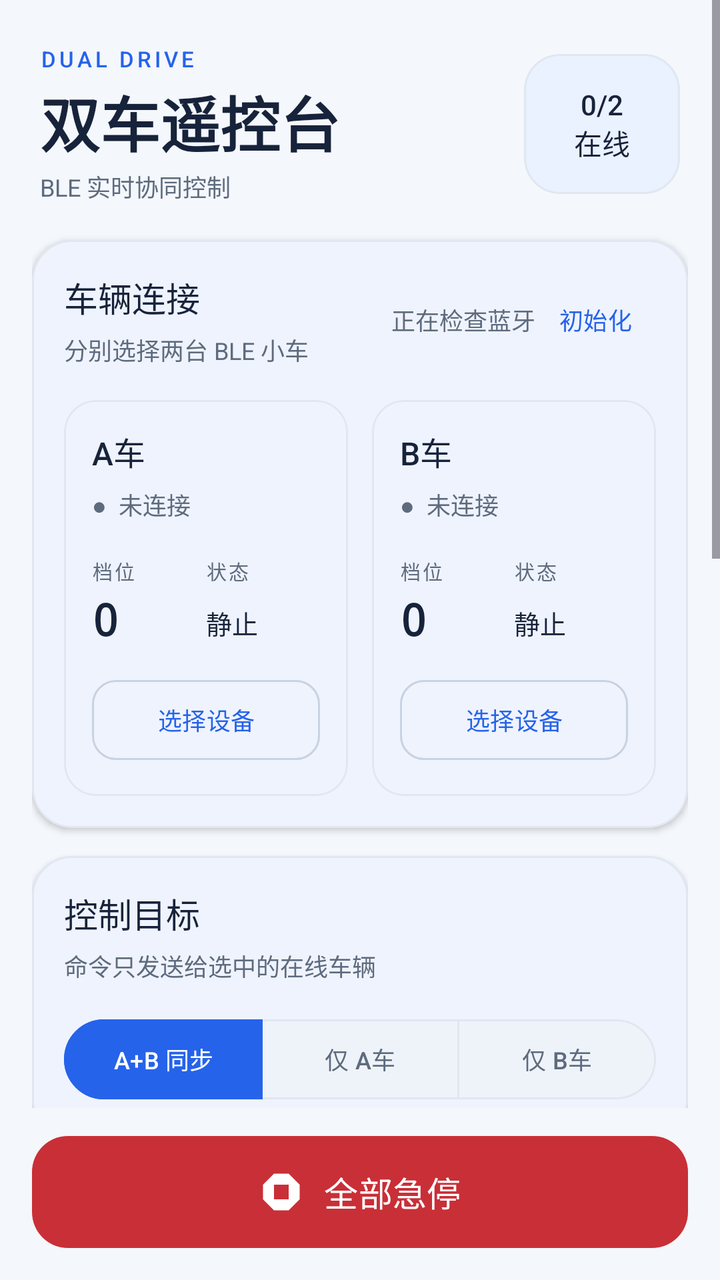
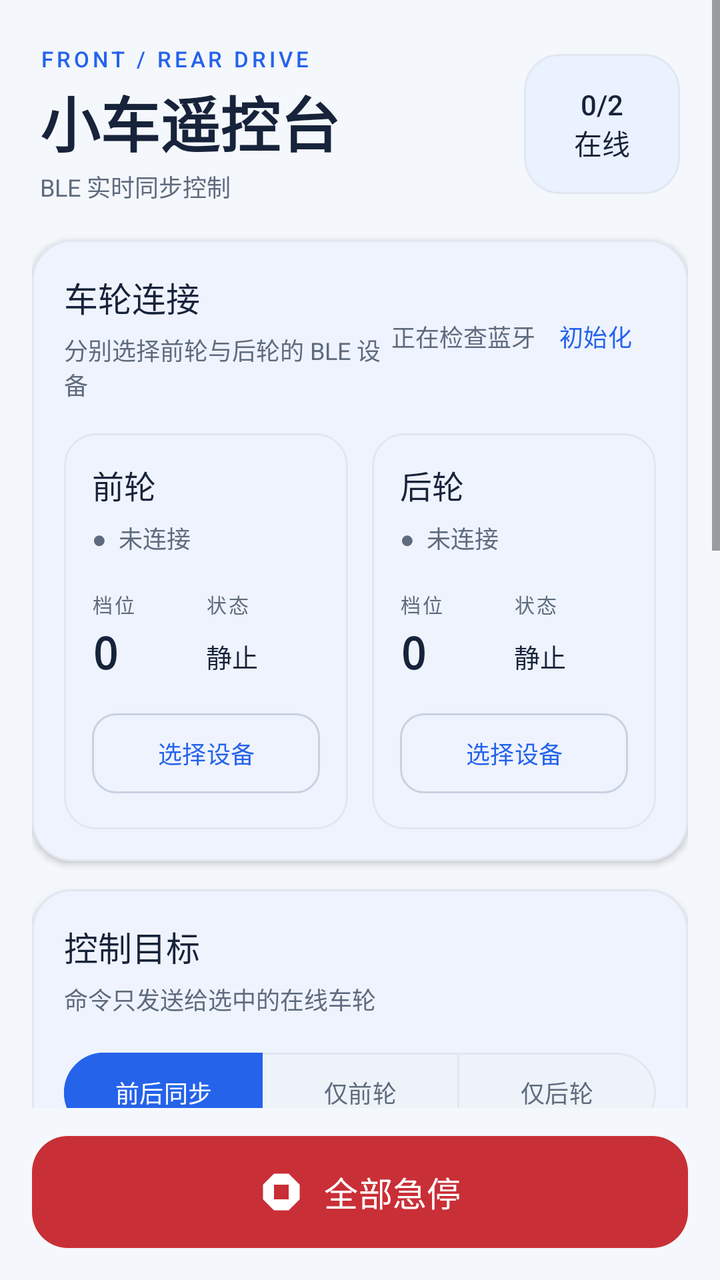

Compare the two renders of this Android layout. The source of the first and the diff that turns it into the second are given below.
<!-- AndroidManifest.xml: application theme AppTheme -->
<!-- res/layout/activity_main.xml -->
<?xml version="1.0" encoding="utf-8"?>
<LinearLayout xmlns:android="http://schemas.android.com/apk/res/android"
    xmlns:app="http://schemas.android.com/apk/res-auto"
    android:id="@+id/dashboard_root"
    android:layout_width="match_parent"
    android:layout_height="match_parent"
    android:background="@color/bg"
    android:orientation="vertical">

    <ScrollView
        android:id="@+id/dashboard_scroll"
        android:layout_width="match_parent"
        android:layout_height="0dp"
        android:layout_weight="1"
        android:clipToPadding="false"
        android:fillViewport="true"
        android:overScrollMode="never">

        <LinearLayout
            android:layout_width="match_parent"
            android:layout_height="wrap_content"
            android:orientation="vertical"
            android:paddingStart="16dp"
            android:paddingTop="22dp"
            android:paddingEnd="16dp"
            android:paddingBottom="22dp">

            <LinearLayout
                android:layout_width="match_parent"
                android:layout_height="wrap_content"
                android:gravity="center_vertical"
                android:orientation="horizontal"
                android:paddingStart="4dp"
                android:paddingEnd="4dp"
                android:paddingBottom="18dp">

                <LinearLayout
                    android:layout_width="0dp"
                    android:layout_height="wrap_content"
                    android:layout_weight="1"
                    android:orientation="vertical">

                    <TextView
                        android:layout_width="wrap_content"
                        android:layout_height="wrap_content"
                        android:fontFamily="sans-serif-medium"
                        android:letterSpacing="0.15"
                        android:text="DUAL DRIVE"
                        android:textColor="@color/accent"
                        android:textSize="11sp" />

                    <TextView
                        android:layout_width="wrap_content"
                        android:layout_height="wrap_content"
                        android:layout_marginTop="2dp"
                        android:fontFamily="sans-serif-condensed"
                        android:text="双车遥控台"
                        android:textColor="@color/text"
                        android:textSize="30sp"
                        android:textStyle="bold" />

                    <TextView
                        android:layout_width="wrap_content"
                        android:layout_height="wrap_content"
                        android:layout_marginTop="2dp"
                        android:text="BLE 实时协同控制"
                        android:textColor="@color/text_muted"
                        android:textSize="12sp" />
                </LinearLayout>

                <com.google.android.material.card.MaterialCardView
                    android:layout_width="78dp"
                    android:layout_height="70dp"
                    app:cardBackgroundColor="@color/surface_blue"
                    app:cardCornerRadius="18dp"
                    app:cardElevation="0dp"
                    app:strokeColor="@color/border"
                    app:strokeWidth="1dp">

                    <TextView
                        android:id="@+id/online_count"
                        android:layout_width="match_parent"
                        android:layout_height="match_parent"
                        android:fontFamily="sans-serif-medium"
                        android:gravity="center"
                        android:text="0/2\n在线"
                        android:textColor="@color/text"
                        android:textSize="14sp" />
                </com.google.android.material.card.MaterialCardView>
            </LinearLayout>

            <com.google.android.material.card.MaterialCardView
                style="@style/DashboardCard"
                android:layout_width="match_parent"
                android:layout_height="wrap_content">

                <LinearLayout
                    android:layout_width="match_parent"
                    android:layout_height="wrap_content"
                    android:orientation="vertical"
                    android:padding="16dp">

                    <LinearLayout
                        android:layout_width="match_parent"
                        android:layout_height="wrap_content"
                        android:gravity="center_vertical"
                        android:orientation="horizontal">

                        <LinearLayout
                            android:layout_width="0dp"
                            android:layout_height="wrap_content"
                            android:layout_weight="1"
                            android:orientation="vertical">
                            <TextView style="@style/SectionTitle" android:text="车辆连接" />
                            <TextView style="@style/SectionNote" android:text="分别选择两台 BLE 小车" />
                        </LinearLayout>

                        <TextView
                            android:id="@+id/adapter_state"
                            android:layout_width="wrap_content"
                            android:layout_height="wrap_content"
                            android:gravity="end"
                            android:text="正在检查蓝牙"
                            android:textColor="@color/text_muted"
                            android:textSize="12sp" />

                        <com.google.android.material.button.MaterialButton
                            android:id="@+id/adapter_action"
                            style="@style/TextAction"
                            android:text="初始化" />
                    </LinearLayout>

                    <LinearLayout
                        android:layout_width="match_parent"
                        android:layout_height="wrap_content"
                        android:layout_marginTop="16dp"
                        android:baselineAligned="false"
                        android:orientation="horizontal">

                        <com.google.android.material.card.MaterialCardView
                            android:id="@+id/slot_a_card"
                            style="@style/VehicleCard"
                            android:layout_width="0dp"
                            android:layout_height="wrap_content"
                            android:layout_marginEnd="6dp"
                            android:layout_weight="1">

                            <LinearLayout
                                android:layout_width="match_parent"
                                android:layout_height="wrap_content"
                                android:orientation="vertical"
                                android:padding="14dp">

                                <TextView android:id="@+id/slot_a_name" style="@style/VehicleName" android:text="A车" />
                                <TextView android:id="@+id/slot_a_status" style="@style/VehicleStatus" android:text="●  未连接" />

                                <LinearLayout
                                    android:layout_width="match_parent"
                                    android:layout_height="wrap_content"
                                    android:layout_marginTop="17dp"
                                    android:orientation="horizontal">
                                    <LinearLayout style="@style/MetaBox">
                                        <TextView style="@style/MetaLabel" android:text="档位" />
                                        <TextView android:id="@+id/slot_a_gear" style="@style/MetaValue" android:text="0" />
                                    </LinearLayout>
                                    <LinearLayout style="@style/MetaBox">
                                        <TextView style="@style/MetaLabel" android:text="状态" />
                                        <TextView android:id="@+id/slot_a_motion" style="@style/MetaSmall" android:text="静止" />
                                    </LinearLayout>
                                </LinearLayout>

                                <com.google.android.material.button.MaterialButton
                                    android:id="@+id/slot_a_action"
                                    style="@style/SmallButton"
                                    android:text="选择设备" />
                            </LinearLayout>
                        </com.google.android.material.card.MaterialCardView>

                        <com.google.android.material.card.MaterialCardView
                            android:id="@+id/slot_b_card"
                            style="@style/VehicleCard"
                            android:layout_width="0dp"
                            android:layout_height="wrap_content"
                            android:layout_marginStart="6dp"
                            android:layout_weight="1">

                            <LinearLayout
                                android:layout_width="match_parent"
                                android:layout_height="wrap_content"
                                android:orientation="vertical"
                                android:padding="14dp">

                                <TextView android:id="@+id/slot_b_name" style="@style/VehicleName" android:text="B车" />
                                <TextView android:id="@+id/slot_b_status" style="@style/VehicleStatus" android:text="●  未连接" />

                                <LinearLayout
                                    android:layout_width="match_parent"
                                    android:layout_height="wrap_content"
                                    android:layout_marginTop="17dp"
                                    android:orientation="horizontal">
                                    <LinearLayout style="@style/MetaBox">
                                        <TextView style="@style/MetaLabel" android:text="档位" />
                                        <TextView android:id="@+id/slot_b_gear" style="@style/MetaValue" android:text="0" />
                                    </LinearLayout>
                                    <LinearLayout style="@style/MetaBox">
                                        <TextView style="@style/MetaLabel" android:text="状态" />
                                        <TextView android:id="@+id/slot_b_motion" style="@style/MetaSmall" android:text="静止" />
                                    </LinearLayout>
                                </LinearLayout>

                                <com.google.android.material.button.MaterialButton
                                    android:id="@+id/slot_b_action"
                                    style="@style/SmallButton"
                                    android:text="选择设备" />
                            </LinearLayout>
                        </com.google.android.material.card.MaterialCardView>
                    </LinearLayout>
                </LinearLayout>
            </com.google.android.material.card.MaterialCardView>

            <com.google.android.material.card.MaterialCardView
                style="@style/DashboardCard"
                android:layout_width="match_parent"
                android:layout_height="wrap_content"
                android:layout_marginTop="14dp">

                <LinearLayout
                    android:layout_width="match_parent"
                    android:layout_height="wrap_content"
                    android:orientation="vertical"
                    android:padding="16dp">
                    <TextView style="@style/SectionTitle" android:text="控制目标" />
                    <TextView style="@style/SectionNote" android:text="命令只发送给选中的在线车辆" />

                    <com.google.android.material.button.MaterialButtonToggleGroup
                        android:id="@+id/target_group"
                        android:layout_width="match_parent"
                        android:layout_height="wrap_content"
                        android:layout_marginTop="14dp"
                        app:checkedButton="@id/target_both"
                        app:selectionRequired="true"
                        app:singleSelection="true">

                        <com.google.android.material.button.MaterialButton
                            android:id="@+id/target_both"
                            style="@style/TargetOption"
                            android:text="A+B 同步" />
                        <com.google.android.material.button.MaterialButton
                            android:id="@+id/target_a"
                            style="@style/TargetOption"
                            android:text="仅 A车" />
                        <com.google.android.material.button.MaterialButton
                            android:id="@+id/target_b"
                            style="@style/TargetOption"
                            android:text="仅 B车" />
                    </com.google.android.material.button.MaterialButtonToggleGroup>
                </LinearLayout>
            </com.google.android.material.card.MaterialCardView>

            <com.google.android.material.card.MaterialCardView
                style="@style/DashboardCard"
                android:layout_width="match_parent"
                android:layout_height="wrap_content"
                android:layout_marginTop="14dp">

                <LinearLayout
                    android:layout_width="match_parent"
                    android:layout_height="wrap_content"
                    android:orientation="vertical"
                    android:paddingStart="12dp"
                    android:paddingTop="16dp"
                    android:paddingEnd="12dp"
                    android:paddingBottom="12dp">
                    <TextView
                        style="@style/SectionTitle"
                        android:layout_marginStart="4dp"
                        android:text="车辆控制" />
                    <TextView
                        style="@style/SectionNote"
                        android:layout_marginStart="4dp"
                        android:text="转向与倒车需持续按住" />

                    <LinearLayout
                        android:layout_width="match_parent"
                        android:layout_height="wrap_content"
                        android:layout_marginTop="14dp"
                        android:orientation="horizontal">
                        <com.google.android.material.button.MaterialButton
                            android:id="@+id/turn_left"
                            style="@style/ControlButton"
                            android:text="左转"
                            app:icon="@drawable/ic_turn_left" />
                        <com.google.android.material.button.MaterialButton
                            android:id="@+id/accelerate"
                            style="@style/ControlButtonAccent"
                            android:text="加速"
                            app:icon="@drawable/ic_accelerate" />
                        <com.google.android.material.button.MaterialButton
                            android:id="@+id/turn_right"
                            style="@style/ControlButton"
                            android:text="右转"
                            app:icon="@drawable/ic_turn_right" />
                    </LinearLayout>

                    <LinearLayout
                        android:layout_width="match_parent"
                        android:layout_height="wrap_content"
                        android:layout_marginTop="8dp"
                        android:orientation="horizontal">
                        <com.google.android.material.button.MaterialButton
                            android:id="@+id/reverse"
                            style="@style/ControlButton"
                            android:text="长按倒车"
                            app:icon="@drawable/ic_reverse" />
                        <com.google.android.material.button.MaterialButton
                            android:id="@+id/stop_selected"
                            style="@style/ControlButtonDanger"
                            android:text="保持"
                            app:icon="@drawable/ic_hold" />
                        <com.google.android.material.button.MaterialButton
                            android:id="@+id/push_mode"
                            style="@style/ControlButton"
                            android:text="推行"
                            app:icon="@drawable/ic_push" />
                    </LinearLayout>
                </LinearLayout>
            </com.google.android.material.card.MaterialCardView>

            <com.google.android.material.card.MaterialCardView
                style="@style/DashboardCard"
                android:layout_width="match_parent"
                android:layout_height="wrap_content"
                android:layout_marginTop="14dp">

                <LinearLayout
                    android:layout_width="match_parent"
                    android:layout_height="wrap_content"
                    android:orientation="vertical"
                    android:padding="16dp">
                    <LinearLayout
                        android:layout_width="match_parent"
                        android:layout_height="wrap_content"
                        android:gravity="center_vertical"
                        android:orientation="horizontal">
                        <LinearLayout
                            android:layout_width="0dp"
                            android:layout_height="wrap_content"
                            android:layout_weight="1"
                            android:orientation="vertical">
                            <TextView style="@style/SectionTitle" android:text="通信记录" />
                            <TextView style="@style/SectionNote" android:text="最近 6 条 BLE 事件" />
                        </LinearLayout>
                        <com.google.android.material.button.MaterialButton
                            android:id="@+id/clear_logs"
                            style="@style/TextAction"
                            android:text="清空" />
                    </LinearLayout>

                    <TextView
                        android:id="@+id/log_text"
                        android:layout_width="match_parent"
                        android:layout_height="wrap_content"
                        android:layout_marginTop="13dp"
                        android:background="@drawable/bg_log"
                        android:fontFamily="monospace"
                        android:lineSpacingExtra="3dp"
                        android:minHeight="112dp"
                        android:padding="16dp"
                        android:text="@string/log_empty"
                        android:textColor="@color/log_text"
                        android:textSize="11sp" />
                </LinearLayout>
            </com.google.android.material.card.MaterialCardView>
        </LinearLayout>
    </ScrollView>

    <com.google.android.material.button.MaterialButton
        android:id="@+id/emergency_button"
        style="@style/EmergencyButton"
        android:layout_marginStart="16dp"
        android:layout_marginTop="10dp"
        android:layout_marginEnd="16dp"
        android:layout_marginBottom="12dp"
        android:enabled="false"
        android:text="全部急停"
        app:icon="@drawable/ic_emergency" />
</LinearLayout>
<!-- resources referenced by this layout -->
<resources>
  <color name="accent">#2563EB</color>
  <color name="bg">#F4F7FB</color>
  <color name="border">#E0E7F0</color>
  <color name="log_text">#C7D4E8</color>
  <color name="surface_blue">#EAF1FF</color>
  <color name="text">#17233A</color>
  <color name="text_muted">#5E6B7E</color>
  <!-- drawable bg_log (drawable) -->
  <?xml version="1.0" encoding="utf-8"?>
  <shape xmlns:android="http://schemas.android.com/apk/res/android" android:shape="rectangle">
      <solid android:color="@color/log_bg" />
      <stroke android:width="1dp" android:color="#24324A" />
      <corners android:radius="14dp" />
  </shape>
  <!-- drawable ic_hold (drawable) -->
  <?xml version="1.0" encoding="utf-8"?>
  <vector xmlns:android="http://schemas.android.com/apk/res/android"
      android:width="24dp" android:height="24dp"
      android:viewportWidth="24" android:viewportHeight="24">
      <path android:fillColor="#FF000000" android:pathData="M6,6h12v12h-12z" />
  </vector>
  <string name="log_empty">连接车辆或发送命令后，这里会显示通信结果。</string>
  <style name="ControlButtonAccent" parent="ControlButton">
          <item name="android:textColor">@color/white</item>
          <item name="backgroundTint">@color/accent</item>
          <item name="iconTint">@color/white</item>
          <item name="strokeColor">@color/accent</item>
          <item name="rippleColor">@color/white</item>
      </style>
  <style name="DashboardCard" parent="Widget.Material3.CardView.Elevated">
          <item name="cardBackgroundColor">@color/surface</item>
          <item name="cardCornerRadius">20dp</item>
          <item name="cardElevation">2dp</item>
          <item name="strokeColor">@color/border</item>
          <item name="strokeWidth">1dp</item>
      </style>
  <style name="MetaBox">
          <item name="android:layout_width">0dp</item>
          <item name="android:layout_height">58dp</item>
          <item name="android:layout_weight">1</item>
          <item name="android:orientation">vertical</item>
      </style>
  <style name="SectionNote">
          <item name="android:layout_width">wrap_content</item>
          <item name="android:layout_height">wrap_content</item>
          <item name="android:layout_marginTop">5dp</item>
          <item name="android:textColor">@color/text_muted</item>
          <item name="android:textSize">12sp</item>
      </style>
  <style name="SectionTitle">
          <item name="android:layout_width">wrap_content</item>
          <item name="android:layout_height">wrap_content</item>
          <item name="android:fontFamily">sans-serif-medium</item>
          <item name="android:textColor">@color/text</item>
          <item name="android:textSize">17sp</item>
      </style>
  <style name="VehicleCard" parent="Widget.Material3.CardView.Outlined">
          <item name="cardBackgroundColor">@color/surface</item>
          <item name="cardCornerRadius">16dp</item>
          <item name="cardElevation">0dp</item>
          <item name="strokeColor">@color/border</item>
          <item name="strokeWidth">1dp</item>
      </style>
  <style name="VehicleStatus">
          <item name="android:layout_width">match_parent</item>
          <item name="android:layout_height">wrap_content</item>
          <item name="android:layout_marginTop">6dp</item>
          <item name="android:textColor">@color/text_muted</item>
          <item name="android:textSize">12sp</item>
      </style>
  <color name="log_bg">#101827</color>
  <color name="surface_raised">#EEF3F9</color>
  <color name="accent_dark">#1746A2</color>
  <color name="white">#FFFFFF</color>
  <color name="danger">#C92F37</color>
  <color name="danger_soft">#FFF0F1</color>
  <color name="surface">#FFFFFF</color>
  <color name="border_strong">#C7D2E2</color>
  <color name="accent_ink">#FFFFFF</color>
  <color name="success">#168A53</color>
</resources>

<!-- the commit's change to res/layout/activity_main.xml (unified diff, before → after) -->
@@ -45,7 +45,7 @@
                         android:layout_height="wrap_content"
                         android:fontFamily="sans-serif-medium"
                         android:letterSpacing="0.15"
-                        android:text="DUAL DRIVE"
+                        android:text="FRONT / REAR DRIVE"
                         android:textColor="@color/accent"
                         android:textSize="11sp" />
 
@@ -54,7 +54,7 @@
                         android:layout_height="wrap_content"
                         android:layout_marginTop="2dp"
                         android:fontFamily="sans-serif-condensed"
-                        android:text="双车遥控台"
+                        android:text="小车遥控台"
                         android:textColor="@color/text"
                         android:textSize="30sp"
                         android:textStyle="bold" />
@@ -63,7 +63,7 @@
                         android:layout_width="wrap_content"
                         android:layout_height="wrap_content"
                         android:layout_marginTop="2dp"
-                        android:text="BLE 实时协同控制"
+                        android:text="BLE 实时同步控制"
                         android:textColor="@color/text_muted"
                         android:textSize="12sp" />
                 </LinearLayout>
@@ -111,8 +111,8 @@
                             android:layout_height="wrap_content"
                             android:layout_weight="1"
                             android:orientation="vertical">
-                            <TextView style="@style/SectionTitle" android:text="车辆连接" />
-                            <TextView style="@style/SectionNote" android:text="分别选择两台 BLE 小车" />
+                            <TextView style="@style/SectionTitle" android:text="车轮连接" />
+                            <TextView style="@style/SectionNote" android:text="分别选择前轮与后轮的 BLE 设备" />
                         </LinearLayout>
 
                         <TextView
@@ -151,7 +151,7 @@
                                 android:orientation="vertical"
                                 android:padding="14dp">
 
-                                <TextView android:id="@+id/slot_a_name" style="@style/VehicleName" android:text="A车" />
+                                <TextView android:id="@+id/slot_a_name" style="@style/VehicleName" android:text="前轮" />
                                 <TextView android:id="@+id/slot_a_status" style="@style/VehicleStatus" android:text="●  未连接" />
 
                                 <LinearLayout
@@ -190,7 +190,7 @@
                                 android:orientation="vertical"
                                 android:padding="14dp">
 
-                                <TextView android:id="@+id/slot_b_name" style="@style/VehicleName" android:text="B车" />
+                                <TextView android:id="@+id/slot_b_name" style="@style/VehicleName" android:text="后轮" />
                                 <TextView android:id="@+id/slot_b_status" style="@style/VehicleStatus" android:text="●  未连接" />
 
                                 <LinearLayout
@@ -230,7 +230,7 @@
                     android:orientation="vertical"
                     android:padding="16dp">
                     <TextView style="@style/SectionTitle" android:text="控制目标" />
-                    <TextView style="@style/SectionNote" android:text="命令只发送给选中的在线车辆" />
+                    <TextView style="@style/SectionNote" android:text="命令只发送给选中的在线车轮" />
 
                     <com.google.android.material.button.MaterialButtonToggleGroup
                         android:id="@+id/target_group"
@@ -244,15 +244,15 @@
                         <com.google.android.material.button.MaterialButton
                             android:id="@+id/target_both"
                             style="@style/TargetOption"
-                            android:text="A+B 同步" />
+                            android:text="前后同步" />
                         <com.google.android.material.button.MaterialButton
                             android:id="@+id/target_a"
                             style="@style/TargetOption"
-                            android:text="仅 A车" />
+                            android:text="仅前轮" />
                         <com.google.android.material.button.MaterialButton
                             android:id="@+id/target_b"
                             style="@style/TargetOption"
-                            android:text="仅 B车" />
+                            android:text="仅后轮" />
                     </com.google.android.material.button.MaterialButtonToggleGroup>
                 </LinearLayout>
             </com.google.android.material.card.MaterialCardView>
@@ -274,7 +274,7 @@
                     <TextView
                         style="@style/SectionTitle"
                         android:layout_marginStart="4dp"
-                        android:text="车辆控制" />
+                        android:text="车轮控制" />
                     <TextView
                         style="@style/SectionNote"
                         android:layout_marginStart="4dp"
<!-- resource entries referenced after the edit -->
@@ -21,7 +21,7 @@
       android:viewportWidth="24" android:viewportHeight="24">
       <path android:fillColor="#FF000000" android:pathData="M6,6h12v12h-12z" />
   </vector>
-  <string name="log_empty">连接车辆或发送命令后，这里会显示通信结果。</string>
+  <string name="log_empty">连接车轮或发送命令后，这里会显示通信结果。</string>
   <style name="ControlButtonAccent" parent="ControlButton">
           <item name="android:textColor">@color/white</item>
           <item name="backgroundTint">@color/accent</item>
